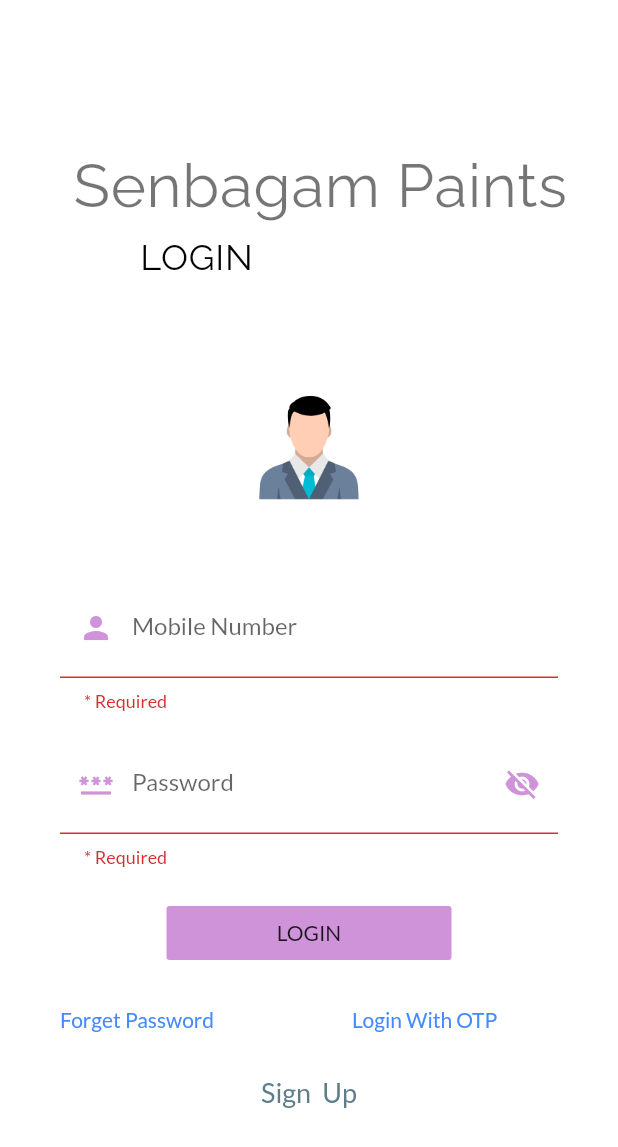
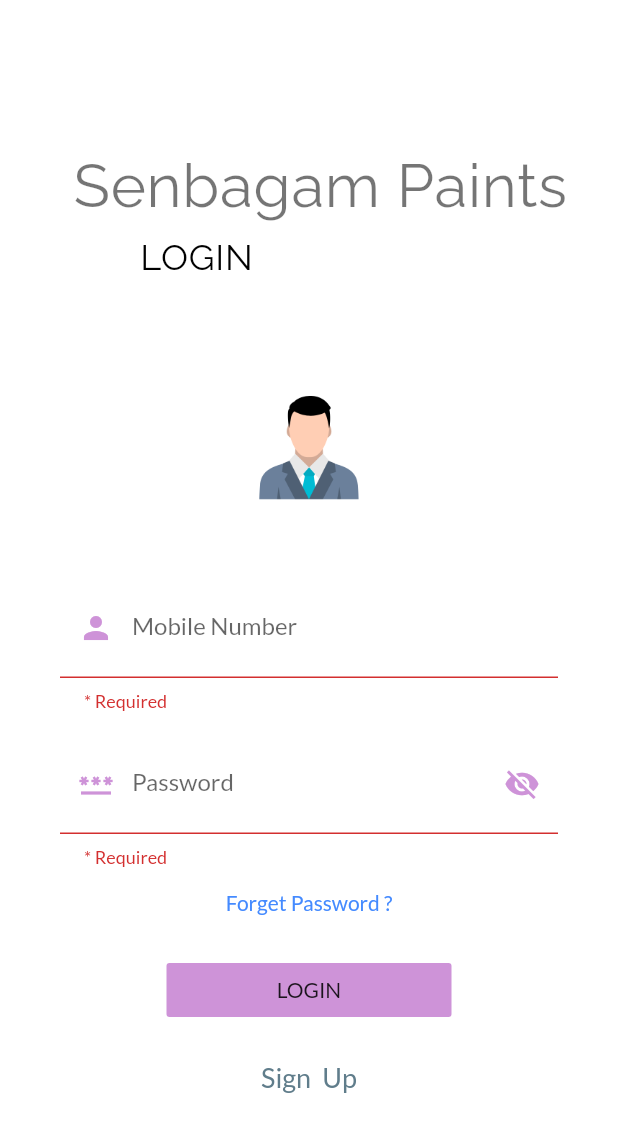
Before and after one commit to Srijenanithish/shenbagam_paintss, a Flutter app: the screen it shows after launch, on a phone screen of 412 x 824 dp. Shown: the top 1147 px of the screen. Run offline on Flutter 3.47's test engine with Material 2 defaults, Android fonts, the phone set to English and light mode, and no system bars; our stand-ins replace carousel_slider, flashy_tab_bar, flip_card, form_field_validator, google_fonts, image_picker and 2 more; missing offline and left inert: barcode_scan.

Commit message:
-Updated Login page

```diff
--- a/lib/Pages/home_page.dart
+++ b/lib/Pages/home_page.dart
@@ -76,14 +76,14 @@ class homeValidationState extends State<home> {
                   FadeAnimation(
                     1.4,
                     Text(
-                      'WELCOME',
+                      'WELCOME\n',
                       style: TextStyle(fontSize: 16, color: Colors.black54),
                     ),
                   ),
                   FadeAnimation(
                     1.4,
                     Text(
-                      'STORES',
+                      'STORES\n',
                       style: TextStyle(fontSize: 16, color: Colors.black54),
                     ),
                   ),
--- a/lib/Pages/login_form.dart
+++ b/lib/Pages/login_form.dart
@@ -192,8 +192,24 @@ class LoginFormValidationState extends State<LoginForm> {
                                         ])),
                                   ),
                                 ),
+                                Padding(
+                                  padding:
+                                      const EdgeInsets.fromLTRB(0, 0, 0, 0),
+                                  child: Container(
+                                      child: FlatButton(
+                                    child: Text('Forget Password ?'),
+                                    onPressed: () {
+                                      Navigator.of(context)
+                                          .pushNamed(Forgetpass.routeName)
+                                          .then((result) async {
+                                        print(result);
+                                      });
+                                    },
+                                    textColor: Colors.blueAccent,
+                                  )),
+                                ),
                                 SizedBox(
-                                  height: 20,
+                                  height: 10,
                                 ),
                                 FadeAnimation(
                                     1.4,
@@ -215,36 +231,6 @@ class LoginFormValidationState extends State<LoginForm> {
                                     )),
                                 SizedBox(
                                   height: 10,
-                                ),
-                                Row(
-                                  children: [
-                                    Padding(
-                                      padding: const EdgeInsets.fromLTRB(
-                                          24, 0, 0, 0),
-                                      child: Container(
-                                          child: FlatButton(
-                                        child: Text('Forget Password'),
-                                        onPressed: () {
-                                          Navigator.of(context)
-                                              .pushNamed(Forgetpass.routeName)
-                                              .then((result) async {
-                                            print(result);
-                                          });
-                                        },
-                                        textColor: Colors.blueAccent,
-                                      )),
-                                    ),
-                                    Padding(
-                                      padding: const EdgeInsets.fromLTRB(
-                                          60, 0, 0, 0),
-                                      child: Container(
-                                          child: FlatButton(
-                                        child: Text('Login With OTP'),
-                                        onPressed: () {},
-                                        textColor: Colors.blueAccent,
-                                      )),
-                                    ),
-                                  ],
                                 ),
                                 Container(
                                     child: FlatButton(
```
